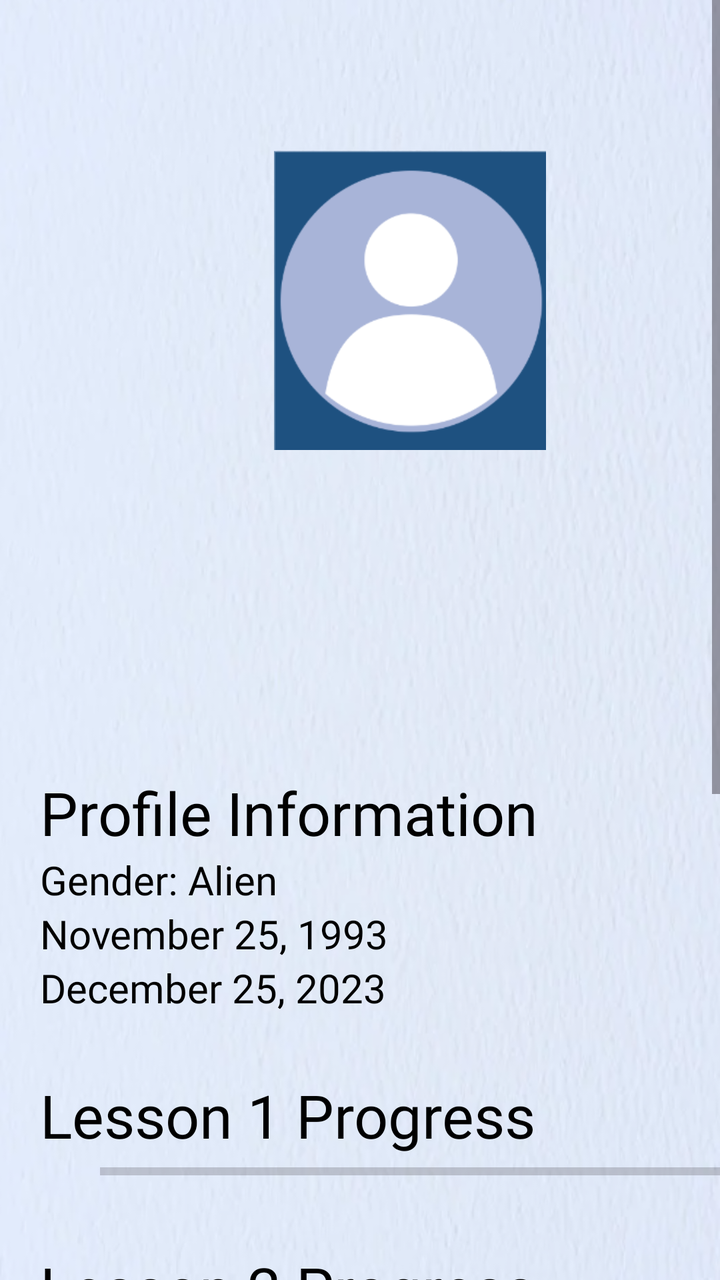
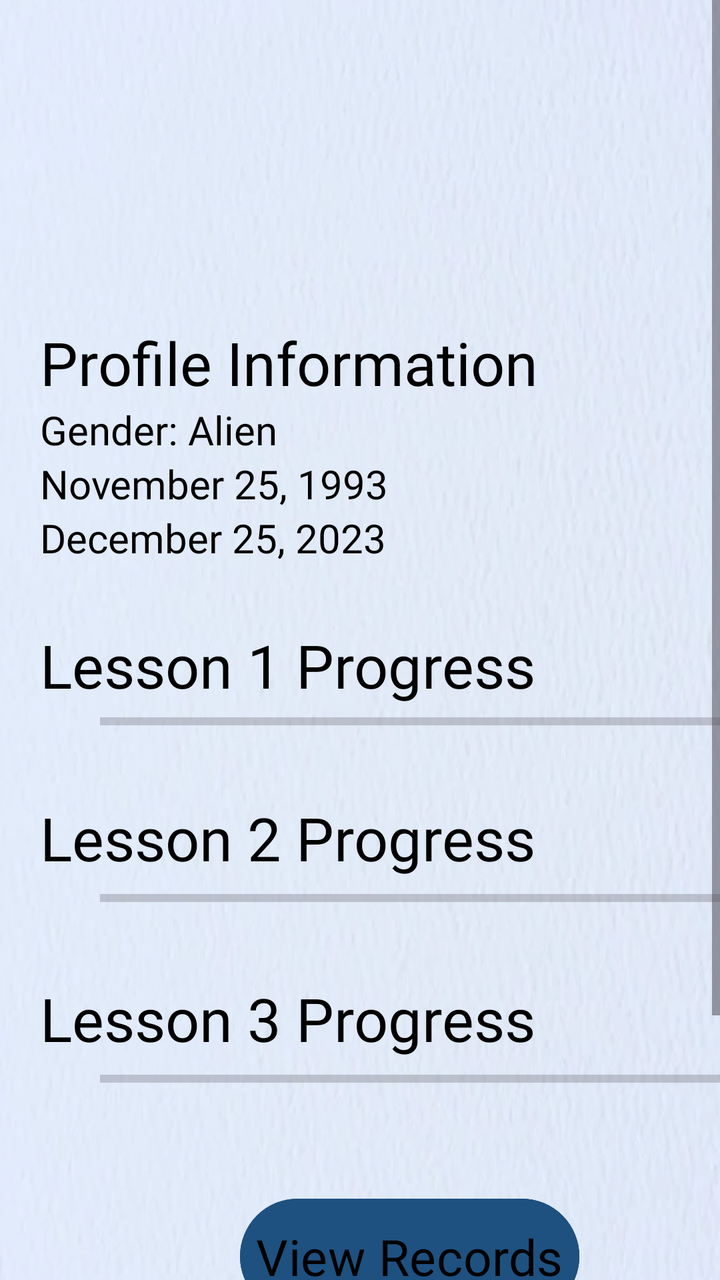

The first picture is an Android layout as it rendered before a commit; the second is the same layout after the commit. The layout source and the unified diff follow.
<!-- AndroidManifest.xml: application theme Theme.FinalsApplication -->
<!-- res/layout/profile_information_user_side.xml -->
<?xml version="1.0" encoding="utf-8"?>
<RelativeLayout xmlns:android="http://schemas.android.com/apk/res/android"
    android:layout_width="match_parent"
    android:layout_height="match_parent"
    xmlns:tools="http://schemas.android.com/tools"
    xmlns:app="http://schemas.android.com/apk/res-auto"
    android:background="@drawable/textured_background">

    <ScrollView
        android:layout_width="409dp"
        android:layout_height="729dp"
        tools:layout_editor_absoluteX="1dp"
        tools:layout_editor_absoluteY="1dp">

        <LinearLayout
            android:layout_width="match_parent"
            android:layout_height="wrap_content"
            android:orientation="vertical">

            <LinearLayout
                android:layout_width="150dp"
                android:layout_height="150dp"
                android:orientation="vertical"
                android:layout_marginTop="75dp"
                android:layout_marginLeft="130dp">

                <ImageView
                    android:id="@+id/profile_pic"
                    android:layout_width="match_parent"
                    android:layout_height="wrap_content"
                    android:src="@drawable/custom_profile">

                </ImageView>

            </LinearLayout>

            <LinearLayout
                android:layout_width="match_parent"
                android:layout_height="wrap_content"
                android:orientation="vertical"
                android:layout_marginTop="50dp">

                <TextView
                    android:id="@+id/user_name"
                    android:layout_width="match_parent"
                    android:layout_height="wrap_content"
                    android:layout_marginLeft="20dp"
                    android:textSize="20sp"
                    android:fontFamily="@font/roboto_regular"
                    android:textColor="@color/black">

                </TextView>

                <TextView
                    android:id="@+id/user_email"
                    android:layout_width="match_parent"
                    android:layout_height="wrap_content"
                    android:layout_marginLeft="20dp"
                    android:textSize="20sp"
                    android:fontFamily="@font/roboto_regular"
                    android:textColor="@color/black">

                </TextView>

                <TextView
                    android:id="@+id/employee_id"
                    android:layout_width="match_parent"
                    android:layout_height="wrap_content"
                    android:layout_marginLeft="20dp"
                    android:textSize="20sp"
                    android:fontFamily="@font/roboto_regular"
                    android:textColor="@color/black">

                </TextView>

                <TextView
                    android:id="@+id/prof_info"
                    android:layout_width="match_parent"
                    android:layout_height="wrap_content"
                    android:layout_marginTop="30dp"
                    android:layout_marginLeft="20dp"
                    android:textSize="30sp"
                    android:fontFamily="@font/roboto_bold"
                    android:textColor="@color/black"
                    android:text="Profile Information">

                </TextView>

                <TextView
                    android:id="@+id/user_sex"
                    android:layout_width="match_parent"
                    android:layout_height="wrap_content"
                    android:layout_marginLeft="20dp"
                    android:textSize="20sp"
                    android:fontFamily="@font/roboto_regular"
                    android:textColor="@color/black"
                    android:text="Gender: Alien">

                </TextView>

                <TextView
                    android:id="@+id/date_of_birth"
                    android:layout_width="match_parent"
                    android:layout_height="wrap_content"
                    android:layout_marginLeft="20dp"
                    android:textSize="20sp"
                    android:fontFamily="@font/roboto_regular"
                    android:textColor="@color/black"
                    android:text="November 25, 1993">

                </TextView>

                <TextView
                    android:id="@+id/date_hired"
                    android:layout_width="match_parent"
                    android:layout_height="wrap_content"
                    android:layout_marginLeft="20dp"
                    android:textSize="20sp"
                    android:fontFamily="@font/roboto_regular"
                    android:textColor="@color/black"
                    android:text="December 25, 2023">

                </TextView>

            </LinearLayout>

            <LinearLayout
                android:layout_width="wrap_content"
                android:layout_height="match_parent"
                android:orientation="vertical"
                android:layout_marginTop="30dp">

                <TextView
                    android:id="@+id/lesson1_bar"
                    android:layout_width="match_parent"
                    android:layout_height="wrap_content"
                    android:layout_marginLeft="20dp"
                    android:textSize="30sp"
                    android:fontFamily="@font/roboto_bold"
                    android:textColor="@color/black"
                    android:text="Lesson 1 Progress">

                </TextView>

                <ProgressBar
                    android:id="@+id/progressBar_lesson1"
                    style="?android:attr/progressBarStyleHorizontal"
                    android:layout_width="313dp"
                    android:layout_height="wrap_content"
                    android:layout_marginLeft="50dp"
                    android:indeterminate="false"
                    android:max="100"
                    android:progressTint="#1e5180"
                    >

                </ProgressBar>

            </LinearLayout>

            <LinearLayout
                android:layout_width="wrap_content"
                android:layout_height="match_parent"
                android:orientation="vertical"
                android:layout_marginTop="30dp">

                <TextView
                    android:id="@+id/lesson2_bar"
                    android:layout_width="match_parent"
                    android:layout_height="wrap_content"
                    android:layout_marginLeft="20dp"
                    android:textSize="30sp"
                    android:fontFamily="@font/roboto_bold"
                    android:textColor="@color/black"
                    android:text="Lesson 2 Progress">

                </TextView>

                <ProgressBar
                    android:id="@+id/progressBar_lesson2"
                    style="?android:attr/progressBarStyleHorizontal"
                    android:indeterminate="false"
                    android:layout_width="313dp"
                    android:layout_height="20dp"
                    android:layout_marginLeft="50dp"
                    android:max="100"
                    android:progressTint="#1e5180">

                </ProgressBar>

            </LinearLayout>

            <LinearLayout
                android:layout_width="wrap_content"
                android:layout_height="match_parent"
                android:orientation="vertical"
                android:layout_marginTop="30dp">

                <TextView
                    android:id="@+id/lesson3_bar"
                    android:layout_width="match_parent"
                    android:layout_height="wrap_content"
                    android:layout_marginLeft="20dp"
                    android:textSize="30sp"
                    android:fontFamily="@font/roboto_bold"
                    android:textColor="@color/black"
                    android:text="Lesson 3 Progress">

                </TextView>

                <ProgressBar
                    android:id="@+id/progressBar_lesson3"
                    style="?android:attr/progressBarStyleHorizontal"
                    android:layout_marginBottom="40dp"
                    android:indeterminate="false"
                    android:layout_width="313dp"
                    android:layout_height="20dp"
                    android:layout_marginLeft="50dp"
                    android:max="100"
                    android:progressTint="#1e5180">

                </ProgressBar>

            </LinearLayout>

            <LinearLayout
                android:layout_width="wrap_content"
                android:layout_height="wrap_content">

                <Button
                    android:id="@+id/viewRecords"
                    android:background="@drawable/rounded_button"
                    android:layout_width="match_parent"
                    android:layout_height="wrap_content"
                    android:layout_marginStart="120dp"
                    android:layout_marginTop="10dp"
                    android:fontFamily="@font/roboto_regular"
                    android:textColor="@color/black"
                    android:padding="8dp"
                    android:text="View Records"
                    android:textSize="25sp"
                    app:backgroundTint="#1e5180">

                </Button>

            </LinearLayout>

            <LinearLayout
                android:layout_width="match_parent"
                android:layout_height="wrap_content"
                android:layout_marginTop="50dp"
                android:orientation="vertical">

                <LinearLayout
                    android:layout_width="match_parent"
                    android:layout_height="100dp"
                    android:layout_alignParentBottom="true"
                    android:background="#a8b4d8">

                    <ImageButton
                        android:id="@+id/imageButtonBackLP1"
                        android:layout_width="76dp"
                        android:layout_height="wrap_content"
                        android:layout_marginStart="20dp"
                        android:layout_marginTop="20dp"
                        android:layout_marginBottom="20dp"
                        android:background="?android:attr/selectableItemBackground"
                        android:scaleType="fitCenter"
                        android:src="@drawable/arrowleft" />

                </LinearLayout>

            </LinearLayout>

        </LinearLayout>



    </ScrollView>


</RelativeLayout>
<!-- resources referenced by this layout -->
<resources>
  <color name="black">#000000</color>
  <!-- drawable arrowleft: png bitmap (drawable, 16559 bytes) -->
  <!-- drawable custom_profile: png bitmap (drawable, 11549 bytes) -->
  <!-- drawable rounded_button (drawable) -->
  <?xml version="1.0" encoding="utf-8"?>
  <layer-list xmlns:android="http://schemas.android.com/apk/res/android">
  
      <item>
          <shape>
              <corners android:radius="51dp" /> 
              <solid android:color="#1e5180" />
          </shape>
      </item>
  
      <item android:left="51dp">
          <shape>
              <solid android:color="#1e5180" />
              <corners android:radius="51dp" /> 
              <corners android:topRightRadius="51dp"
                  android:topLeftRadius="51dp"
                  android:bottomRightRadius="51dp"
                  android:bottomLeftRadius="51dp"/>
          </shape>
      </item>
  
      <item>
          <shape>
              
              <corners android:radius="51dp" /> 
              <solid android:color="@android:color/transparent" />
              <stroke
                  android:width="1dp"
                  android:color="#1e5180" />
          </shape>
      </item>
  </layer-list>
  <!-- drawable textured_background: png bitmap (drawable, 258989 bytes) -->
  <style name="Theme.FinalsApplication" parent="Base.Theme.FinalsApplication" />
  <style name="Base.Theme.FinalsApplication" parent="Theme.Material3.DayNight.NoActionBar">
          
          
          <item name="android:statusBarColor">#00000000</item>
      </style>
</resources>

<!-- the commit's change to res/layout/profile_information_user_side.xml (unified diff, before → after) -->
@@ -16,23 +16,6 @@
             android:layout_width="match_parent"
             android:layout_height="wrap_content"
             android:orientation="vertical">
-
-            <LinearLayout
-                android:layout_width="150dp"
-                android:layout_height="150dp"
-                android:orientation="vertical"
-                android:layout_marginTop="75dp"
-                android:layout_marginLeft="130dp">
-
-                <ImageView
-                    android:id="@+id/profile_pic"
-                    android:layout_width="match_parent"
-                    android:layout_height="wrap_content"
-                    android:src="@drawable/custom_profile">
-
-                </ImageView>
-
-            </LinearLayout>
 
             <LinearLayout
                 android:layout_width="match_parent"
<!-- resource entries referenced after the edit -->
@@ -2,7 +2,6 @@
 <resources>
   <color name="black">#000000</color>
   <!-- drawable arrowleft: png bitmap (drawable, 16559 bytes) -->
-  <!-- drawable custom_profile: png bitmap (drawable, 11549 bytes) -->
   <!-- drawable rounded_button (drawable) -->
   <?xml version="1.0" encoding="utf-8"?>
   <layer-list xmlns:android="http://schemas.android.com/apk/res/android">
